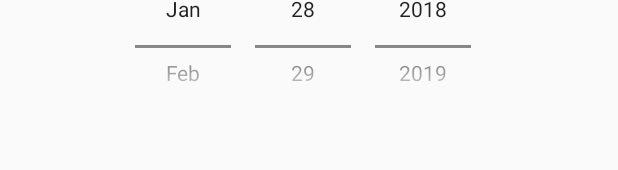
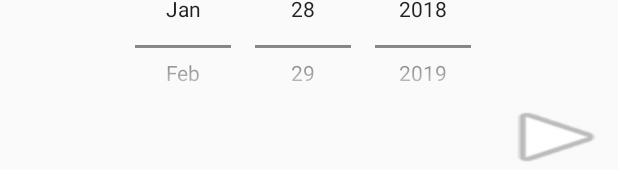
Before and after one commit to knyounke/CheckHealth, an Android app: the layout activity_menu.xml on its own in the app's theme, with its tools: preview values and no code run, on a phone screen of 412 x 824 dp. Shown: the part 1063-1233 px from the top of the screen. Run offline under Robolectric (Android 15) with nearby library versions, the phone set to English and light mode, and no system bars.

```diff
--- a/app/src/main/res/layout/activity_menu.xml
+++ b/app/src/main/res/layout/activity_menu.xml
@@ -63,6 +63,14 @@
             android:datePickerMode="spinner"
             tools:targetApi="lollipop" />
 
+        <Button
+            android:id="@+id/button2"
+            android:layout_width="wrap_content"
+            android:layout_height="wrap_content"
+            android:layout_alignParentBottom="true"
+            android:layout_toEndOf="@+id/BDay"
+            android:layout_toRightOf="@+id/BDay"
+            android:background="@android:drawable/ic_media_play" />
 
 
     </RelativeLayout>
```
